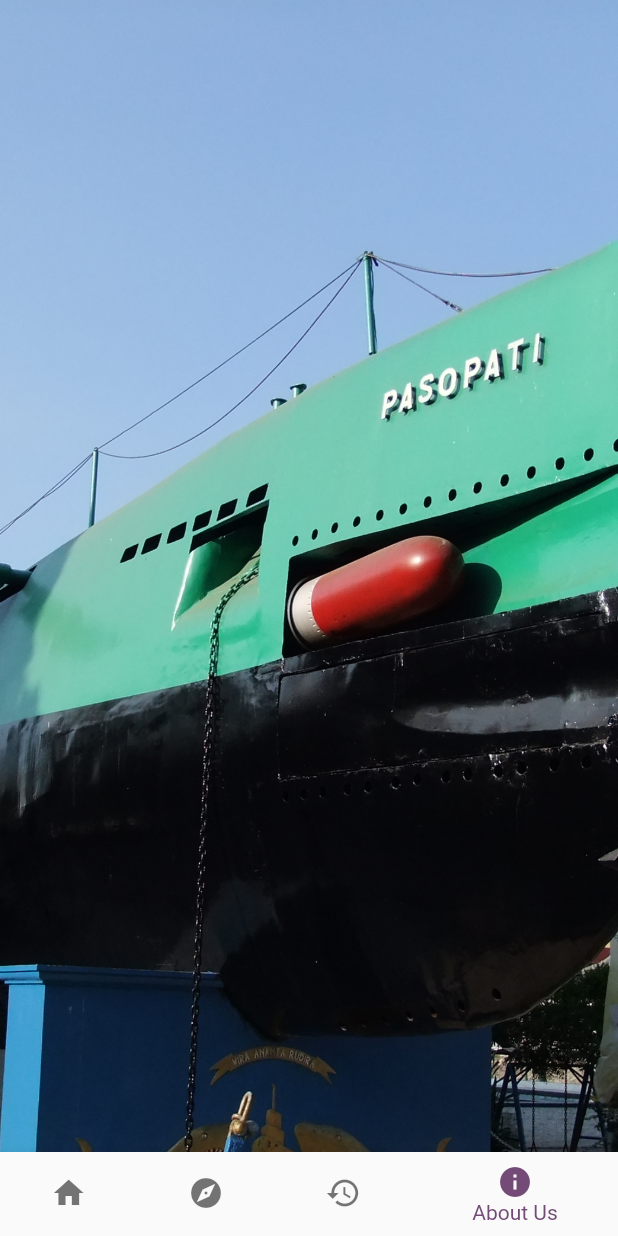
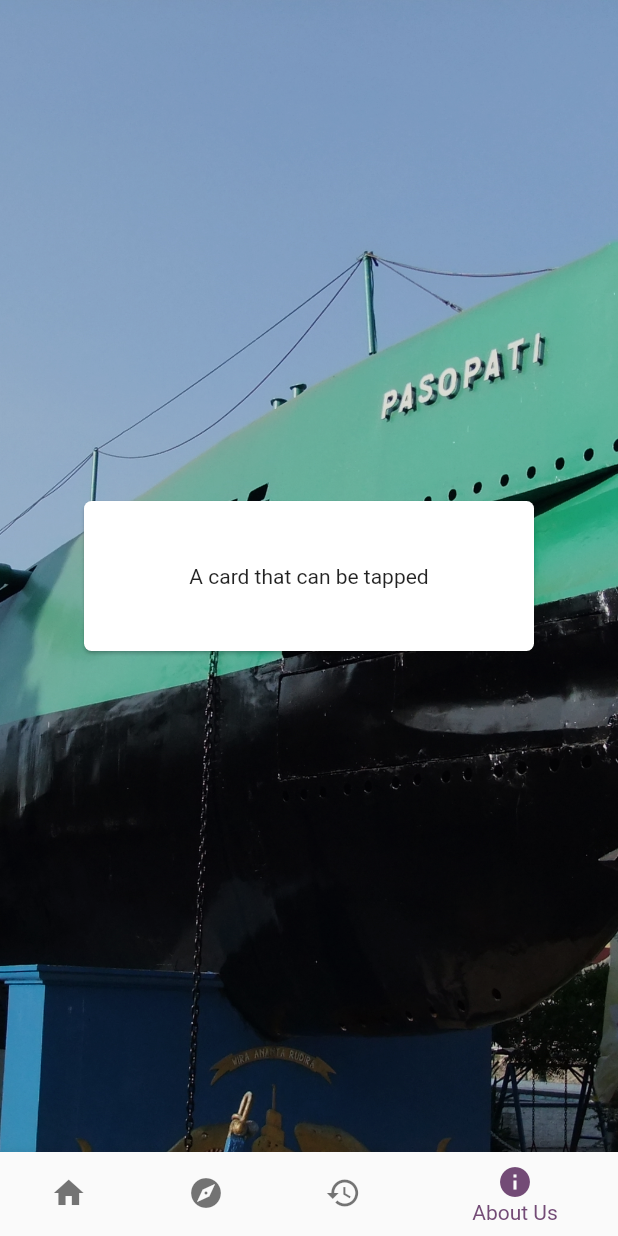
Before and after one commit to putrianna/cool_tourismapp, a Flutter app: the screen it shows after launch, item 4 of the bottom bar chosen, on a phone screen of 412 x 824 dp. Run offline on Flutter 3.47's test engine with Material 2 defaults, Android fonts, the phone set to English and light mode, and no system bars; our stand-ins replace hexcolor.

Commit message:
added card

```diff
--- a/lib/contactus.dart
+++ b/lib/contactus.dart
@@ -15,25 +15,58 @@ class _ContactUs extends State<ContactUs> {
     data = getDataList();
   }
 
+  void richText() {
+    RichText(
+      text: TextSpan(
+        text: 'Hello ',
+        style: DefaultTextStyle.of(context).style,
+        children: <TextSpan>[
+          TextSpan(text: 'bold', style: TextStyle(fontWeight: FontWeight.bold)),
+          TextSpan(text: ' world!'),
+        ],
+      ),
+    );
+  }
+
   @override
   Widget build(BuildContext context) {
-    // return Container(
-    //   child: FutureBuilder(
-    //     future: data,
-    //     builder: (BuildContext context, AsyncSnapshot snapshot) {
-    //       print(snapshot.data);
-    //     },
-    //   ),
-    // );
-
     return MaterialApp(
-      title: 'Welcome to Flutter',
-      home: Container(
-        decoration: BoxDecoration(
-            image: DecorationImage(
-                image: AssetImage("images/bgUI.JPG"), fit: BoxFit.cover)),
-        child: Scaffold(
-          backgroundColor: Colors.transparent,
+      home: Scaffold(
+        body: Container(
+          decoration: BoxDecoration(
+              image: DecorationImage(
+                  image: AssetImage("images/bgUI.JPG"), fit: BoxFit.cover)),
+          child: Stack(
+            children: <Widget>[
+              Container(
+                child: Scaffold(
+                  backgroundColor: Color.fromARGB(35, 0, 0, 0),
+                ),
+              ),
+              Container(
+                child: Center(
+                  child: Card(
+                    shape: RoundedRectangleBorder(
+                      borderRadius: BorderRadius.circular(5.0),
+                    ),
+                    child: InkWell(
+                      splashColor: Colors.blue.withAlpha(30),
+                      onTap: () {
+                        print('Card tapped.');
+                      },
+                      child: Container(
+                        width: 300,
+                        height: 100,
+                        child: Center(
+                          child: Text('A card that can be tapped'),
+                        ),
+                      ),
+                    ),
+                  ),
+                ),
+              ),
+            ],
+          ),
         ),
       ),
     );
```
